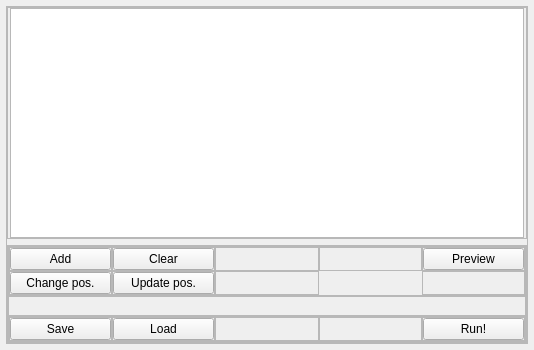
This is mdma.ui in jakubwiktor/mdma as Qt 5 draws it before an edit. The edited form follows.
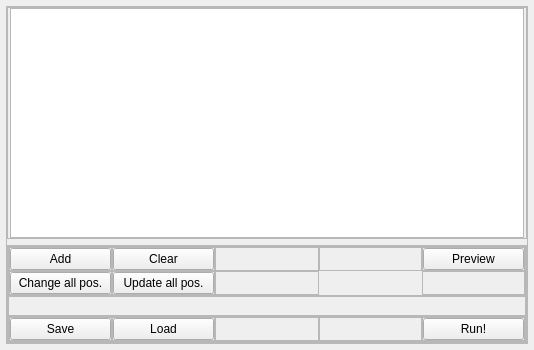
This is the edited form.

```diff
--- a/mdma.ui
+++ b/mdma.ui
@@ -132,7 +132,7 @@
                 <item>
                  <widget class="QPushButton" name="pushButton_updatePositions">
                   <property name="text">
-                   <string>Update pos.</string>
+                   <string>Update all pos.</string>
                   </property>
                  </widget>
                 </item>
@@ -166,7 +166,7 @@
                 <item>
                  <widget class="QPushButton" name="pushButton_changePositions">
                   <property name="text">
-                   <string>Change pos.</string>
+                   <string>Change all pos.</string>
                   </property>
                  </widget>
                 </item>
```
Left out of the diff: 6 changed lines with no effect on the pictures.
